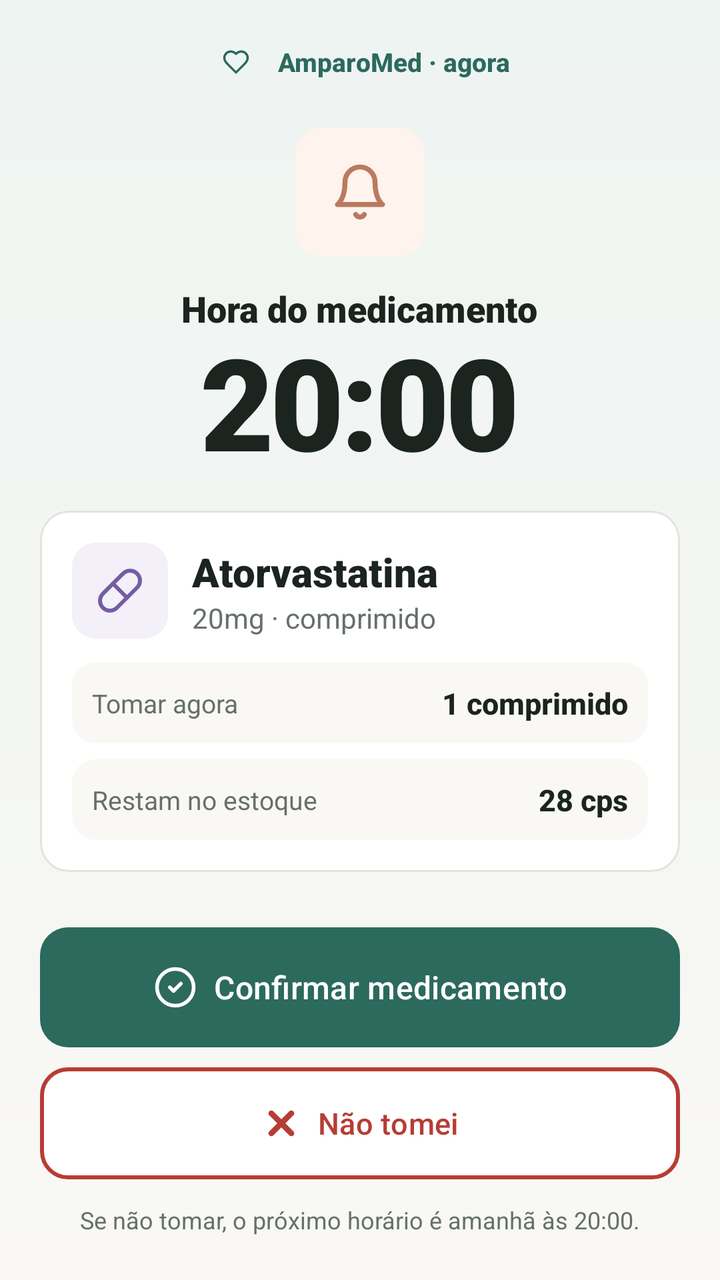
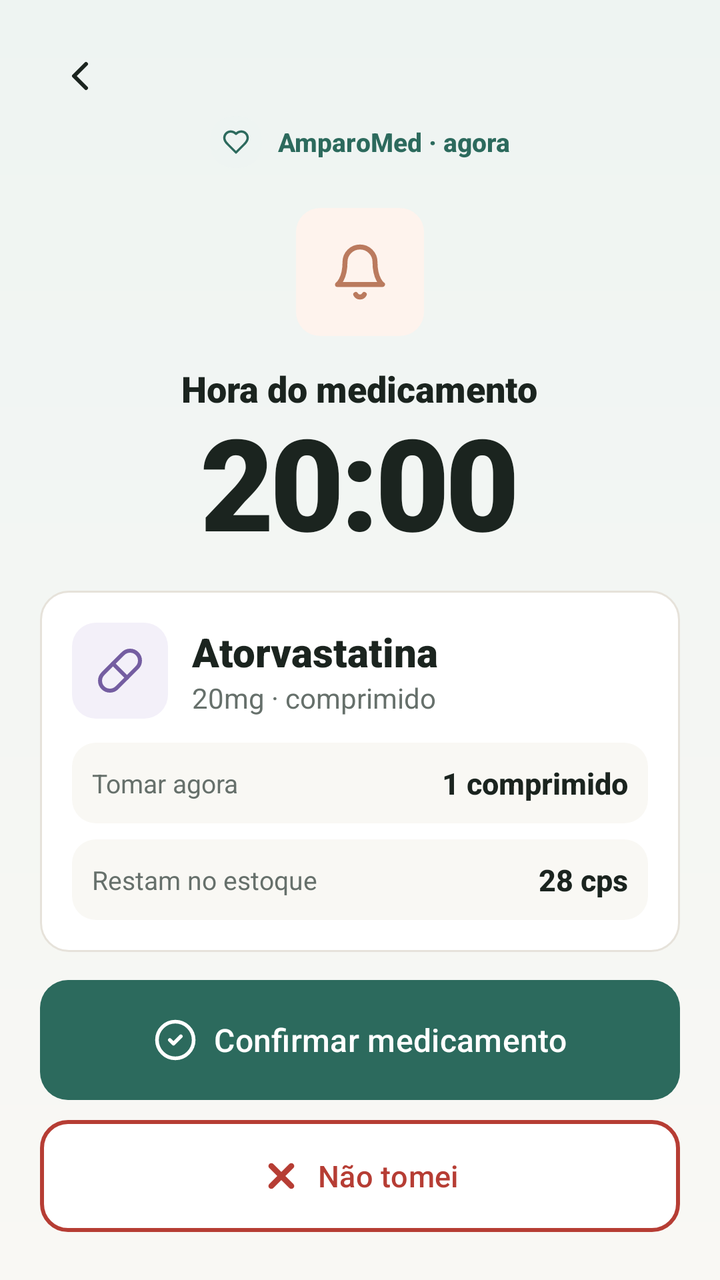

Compare the two renders of this Android layout. The source of the first and the diff that turns it into the second are given below.
<!-- AndroidManifest.xml: application theme Theme.AmparoMed -->
<!-- res/layout/activity_alarme.xml -->
<?xml version="1.0" encoding="utf-8"?>
<LinearLayout xmlns:android="http://schemas.android.com/apk/res/android"
    xmlns:app="http://schemas.android.com/apk/res-auto"
    android:id="@+id/raiz_alarme"
    android:layout_width="match_parent"
    android:layout_height="match_parent"
    android:orientation="vertical"
    android:gravity="center_horizontal"
    android:background="@drawable/bg_alarme_gradiente"
    android:paddingLeft="20dp"
    android:paddingRight="20dp"
    android:paddingTop="18dp"
    android:paddingBottom="22dp">

    <LinearLayout
        android:layout_width="wrap_content"
        android:layout_height="wrap_content"
        android:orientation="horizontal"
        android:gravity="center_vertical">

        <FrameLayout
            android:layout_width="26dp"
            android:layout_height="26dp"
            android:background="@drawable/bg_chip_verde">

            <ImageView
                android:layout_width="14dp"
                android:layout_height="14dp"
                android:layout_gravity="center"
                android:src="@drawable/ic_heart"
                app:tint="@color/verde_principal" />
        </FrameLayout>

        <TextView
            android:layout_width="wrap_content"
            android:layout_height="wrap_content"
            android:layout_marginStart="8dp"
            android:text="AmparoMed · agora"
            android:textColor="@color/verde_principal"
            android:textSize="13sp"
            android:fontFamily="sans-serif-medium"
            android:textStyle="bold" />
    </LinearLayout>

    <FrameLayout
        android:layout_width="64dp"
        android:layout_height="64dp"
        android:layout_marginTop="20dp"
        android:background="@drawable/bg_chip_pessego">

        <ImageView
            android:layout_width="30dp"
            android:layout_height="30dp"
            android:layout_gravity="center"
            android:src="@drawable/ic_bell"
            app:tint="@color/pessego" />
    </FrameLayout>

    <TextView
        android:layout_width="wrap_content"
        android:layout_height="wrap_content"
        android:layout_marginTop="14dp"
        android:text="Hora do medicamento"
        android:textSize="18sp"
        android:fontFamily="sans-serif-black"
        android:textColor="@color/verde_tinta" />

    <TextView
        android:id="@+id/txt_hora"
        android:layout_width="wrap_content"
        android:layout_height="wrap_content"
        android:text="20:00"
        android:textSize="64sp"
        android:fontFamily="sans-serif-black"
        android:textColor="@color/verde_tinta"
        android:letterSpacing="-0.03"
        android:includeFontPadding="false" />

    <LinearLayout
        android:layout_width="match_parent"
        android:layout_height="wrap_content"
        android:orientation="vertical"
        android:background="@drawable/bg_card"
        android:padding="16dp"
        android:layout_marginTop="14dp">

        <LinearLayout
            android:layout_width="match_parent"
            android:layout_height="wrap_content"
            android:orientation="horizontal"
            android:gravity="center_vertical">

            <FrameLayout
                android:layout_width="48dp"
                android:layout_height="48dp"
                android:background="@drawable/bg_chip_roxo">

                <ImageView
                    android:id="@+id/img_forma"
                    android:layout_width="24dp"
                    android:layout_height="24dp"
                    android:layout_gravity="center"
                    android:src="@drawable/ic_pill"
                    app:tint="@color/roxo" />
            </FrameLayout>

            <LinearLayout
                android:layout_width="0dp"
                android:layout_height="wrap_content"
                android:layout_weight="1"
                android:orientation="vertical"
                android:layout_marginStart="12dp">

                <TextView
                    android:id="@+id/txt_nome_alarme"
                    android:layout_width="wrap_content"
                    android:layout_height="wrap_content"
                    android:text="Atorvastatina"
                    android:textSize="20sp"
                    android:fontFamily="sans-serif-black"
                    android:textColor="@color/verde_tinta" />

                <TextView
                    android:id="@+id/txt_dose_sub"
                    android:layout_width="wrap_content"
                    android:layout_height="wrap_content"
                    android:text="20mg · comprimido"
                    android:textSize="14sp"
                    android:textColor="@color/texto_secundario" />
            </LinearLayout>
        </LinearLayout>

        <LinearLayout
            android:layout_width="match_parent"
            android:layout_height="wrap_content"
            android:orientation="horizontal"
            android:gravity="center_vertical"
            android:background="@drawable/bg_dose_linha"
            android:padding="10dp"
            android:layout_marginTop="12dp">

            <TextView
                android:layout_width="0dp"
                android:layout_height="wrap_content"
                android:layout_weight="1"
                android:text="Tomar agora"
                android:textSize="13sp"
                android:textColor="@color/texto_secundario" />

            <TextView
                android:id="@+id/txt_tomar_agora"
                style="@style/Texto.Valor"
                android:layout_width="wrap_content"
                android:layout_height="wrap_content"
                android:text="1 comprimido" />
        </LinearLayout>

        <LinearLayout
            android:layout_width="match_parent"
            android:layout_height="wrap_content"
            android:orientation="horizontal"
            android:gravity="center_vertical"
            android:background="@drawable/bg_dose_linha"
            android:padding="10dp"
            android:layout_marginTop="8dp">

            <TextView
                android:layout_width="0dp"
                android:layout_height="wrap_content"
                android:layout_weight="1"
                android:text="Restam no estoque"
                android:textSize="13sp"
                android:textColor="@color/texto_secundario" />

            <TextView
                android:id="@+id/txt_restam"
                style="@style/Texto.Valor"
                android:layout_width="wrap_content"
                android:layout_height="wrap_content"
                android:text="28 cps" />
        </LinearLayout>
    </LinearLayout>

    <View
        android:layout_width="match_parent"
        android:layout_height="0dp"
        android:layout_weight="1" />

    <com.google.android.material.button.MaterialButton
        android:id="@+id/btn_confirmar"
        style="@style/Botao.Primario"
        android:layout_width="match_parent"
        android:layout_height="60dp"
        android:layout_marginTop="14dp"
        android:text="Confirmar medicamento"
        android:textSize="16sp"
        app:icon="@drawable/ic_check_circle"
        app:iconSize="22dp" />

    <com.google.android.material.button.MaterialButton
        android:id="@+id/btn_nao_tomei"
        style="@style/Botao.PerigoContorno"
        android:layout_width="match_parent"
        android:layout_height="56dp"
        android:layout_marginTop="10dp"
        android:text="Não tomei"
        app:icon="@drawable/ic_x" />

    <TextView
        android:id="@+id/txt_nota"
        android:layout_width="match_parent"
        android:layout_height="wrap_content"
        android:layout_marginTop="12dp"
        android:gravity="center"
        android:text="Se não tomar, o próximo horário é amanhã às 20:00."
        android:textSize="12sp"
        android:textColor="@color/texto_secundario" />

</LinearLayout>
<!-- resources referenced by this layout -->
<resources>
  <color name="pessego">#BA7A5E</color>
  <color name="roxo">#745DA1</color>
  <color name="texto_secundario">#66706B</color>
  <color name="verde_principal">#2C6A5D</color>
  <color name="verde_tinta">#1B241F</color>
  <!-- drawable bg_alarme_gradiente (drawable) -->
  <?xml version="1.0" encoding="utf-8"?>
  <shape xmlns:android="http://schemas.android.com/apk/res/android" android:shape="rectangle">
      <gradient android:type="linear" android:angle="270" android:startColor="@color/verde_claro" android:endColor="@color/creme" />
  </shape>
  <!-- drawable bg_card (drawable) -->
  <?xml version="1.0" encoding="utf-8"?>
  <shape xmlns:android="http://schemas.android.com/apk/res/android" android:shape="rectangle">
      <solid android:color="@color/branco" />
      <corners android:radius="14dp" />
      <stroke android:width="1dp" android:color="@color/borda" />
  </shape>
  <!-- drawable bg_chip_pessego (drawable) -->
  <?xml version="1.0" encoding="utf-8"?>
  <shape xmlns:android="http://schemas.android.com/apk/res/android" android:shape="rectangle">
      <solid android:color="@color/pessego_claro" />
      <corners android:radius="12dp" />
  </shape>
  <!-- drawable bg_chip_roxo (drawable) -->
  <?xml version="1.0" encoding="utf-8"?>
  <shape xmlns:android="http://schemas.android.com/apk/res/android" android:shape="rectangle">
      <solid android:color="@color/roxo_claro" />
      <corners android:radius="12dp" />
  </shape>
  <!-- drawable bg_chip_verde (drawable) -->
  <?xml version="1.0" encoding="utf-8"?>
  <shape xmlns:android="http://schemas.android.com/apk/res/android" android:shape="rectangle">
      <solid android:color="@color/verde_claro" />
      <corners android:radius="12dp" />
  </shape>
  <!-- drawable bg_dose_linha (drawable) -->
  <?xml version="1.0" encoding="utf-8"?>
  <shape xmlns:android="http://schemas.android.com/apk/res/android" android:shape="rectangle">
      <solid android:color="@color/creme" />
      <corners android:radius="12dp" />
  </shape>
  <style name="Texto.Valor" parent="">
          <item name="android:fontFamily">sans-serif-medium</item>
          <item name="android:textStyle">bold</item>
          <item name="android:textSize">15sp</item>
          <item name="android:textColor">@color/verde_tinta</item>
          <item name="android:fontFeatureSettings">tnum</item>
      </style>
  <color name="verde_claro">#EEF4F2</color>
  <color name="creme">#F9F8F4</color>
  <color name="branco">#FFFFFF</color>
  <color name="borda">#E6E2DA</color>
  <color name="pessego_claro">#FEF3ED</color>
  <color name="roxo_claro">#F3F0F9</color>
  <color name="vermelho">#B63D34</color>
  <color name="terracota">#C97655</color>
  <style name="ThemeOverlay.AmparoMed.BottomSheet" parent="ThemeOverlay.Material3.BottomSheetDialog">
          <item name="android:windowIsFloating">false</item>
          <item name="android:windowSoftInputMode">adjustResize</item>
          <item name="bottomSheetStyle">@style/AmparoBottomSheet</item>
      </style>
  <style name="AmparoBottomSheet" parent="Widget.Material3.BottomSheet.Modal">
          <item name="backgroundTint">@android:color/transparent</item>
      </style>
  <!-- unchanged entries left out for length: 8 -->
</resources>

<!-- the commit's change to res/layout/activity_alarme.xml (unified diff, before → after) -->
@@ -13,6 +13,25 @@
     android:paddingBottom="22dp">
 
     <LinearLayout
+        android:layout_width="match_parent"
+        android:layout_height="wrap_content"
+        android:orientation="horizontal"
+        android:gravity="start|center_vertical">
+
+        <ImageView
+            android:id="@+id/btn_voltar"
+            android:layout_width="40dp"
+            android:layout_height="40dp"
+            android:padding="8dp"
+            android:src="@drawable/ic_back"
+            app:tint="@color/verde_tinta"
+            android:background="?attr/selectableItemBackgroundBorderless"
+            android:contentDescription="Voltar"
+            android:clickable="true"
+            android:focusable="true" />
+    </LinearLayout>
+
+    <LinearLayout
         android:layout_width="wrap_content"
         android:layout_height="wrap_content"
         android:orientation="horizontal"
<!-- resource entries referenced after the edit -->
@@ -41,6 +41,10 @@
       <solid android:color="@color/creme" />
       <corners android:radius="12dp" />
   </shape>
+  <!-- drawable ic_back (drawable) -->
+  <vector xmlns:android="http://schemas.android.com/apk/res/android" android:width="24dp" android:height="24dp" android:viewportWidth="24" android:viewportHeight="24">
+      <path android:pathData="M15,18l-6,-6l6,-6" android:fillColor="#00000000" android:strokeColor="#FF000000" android:strokeWidth="2" android:strokeLineCap="round" android:strokeLineJoin="round"/>
+  </vector>
   <style name="Texto.Valor" parent="">
           <item name="android:fontFamily">sans-serif-medium</item>
           <item name="android:textStyle">bold</item>
